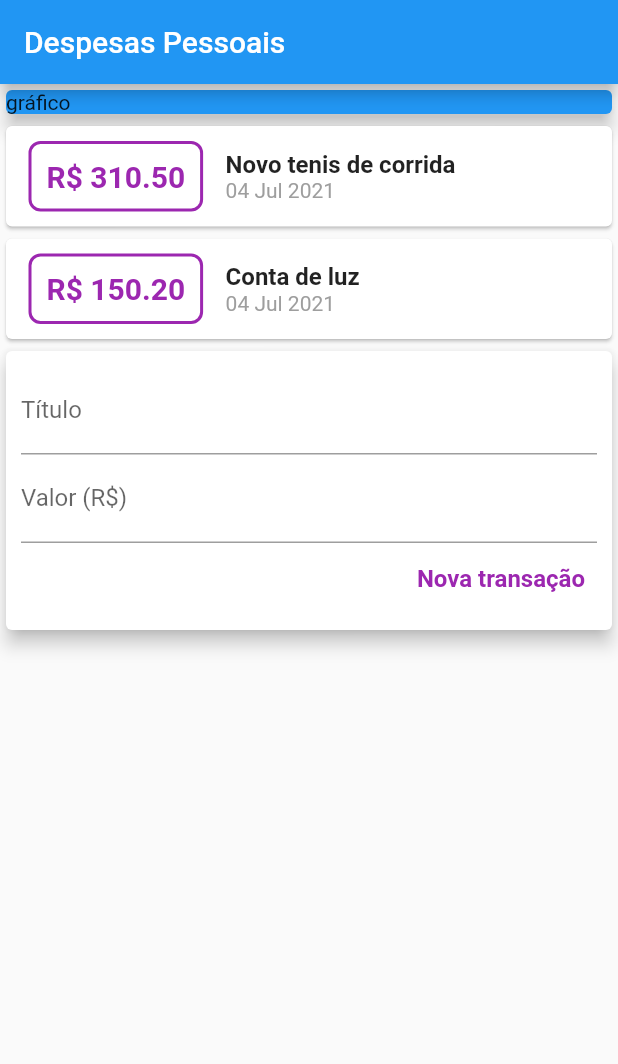
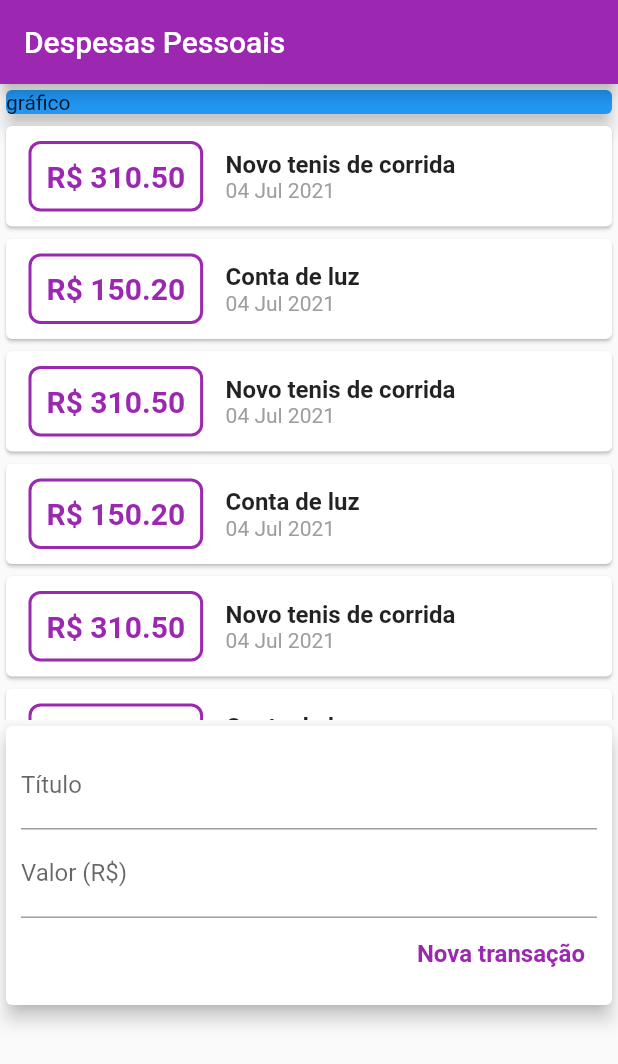
Before and after one commit to carlosfeliciojr/despesas_pessoais, a Flutter app: the screen it shows after launch, after a tap on "Nova transação", on a phone screen of 412 x 824 dp. Shown: the top 1064 px of the screen. Run offline on Flutter 3.47's test engine with Material 2 defaults, Android fonts, the phone set to English and light mode, and no system bars.

Commit message:
:rocket: perf: added ListView.builder for best performance in lists with unknow leght.

```diff
--- a/lib/components/transaction_form.dart
+++ b/lib/components/transaction_form.dart
@@ -3,8 +3,9 @@ import 'package:flutter/material.dart';
 class TransactionForm extends StatelessWidget {
   final titleController = TextEditingController();
   final valueController = TextEditingController();
+  final void Function(String, double) onSubmit;
 
-  TransactionForm({Key? key}) : super(key: key);
+  TransactionForm({Key? key, required this.onSubmit}) : super(key: key);
 
   @override
   Widget build(BuildContext context) {
@@ -31,8 +32,9 @@ class TransactionForm extends StatelessWidget {
               children: [
                 TextButton(
                   onPressed: () {
-                    print(titleController.text);
-                    print(valueController.text);
+                    final title = titleController.text;
+                    final value = double.tryParse(valueController.text) ?? 0.0;
+                    onSubmit(title, value);
                   },
                   child: Text(
                     'Nova transação',
--- a/lib/components/transaction_list.dart
+++ b/lib/components/transaction_list.dart
@@ -10,8 +10,12 @@ class TransactionList extends StatelessWidget {
 
   @override
   Widget build(BuildContext context) {
-    return Column(
-      children: transactions.map((transaction) {
+    return Container(
+      height: 400,
+      child: ListView.builder(
+        itemCount: transactions.length,
+        itemBuilder: (context, index) {
+          final transaction = transactions[index];
           return Card(
               child: Row(
             children: [
@@ -51,7 +55,8 @@ class TransactionList extends StatelessWidget {
               ),
             ],
           ));
-      }).toList(),
+        },
+      ),
     );
   }
 }
--- a/lib/components/transaction_user.dart
+++ b/lib/components/transaction_user.dart
@@ -1,3 +1,5 @@
+import 'dart:math';
+
 import 'package:despesas_pessoais/components/transaction_form.dart';
 import 'package:despesas_pessoais/components/transaction_list.dart';
 import 'package:despesas_pessoais/models/transaction.dart';
@@ -11,7 +13,7 @@ class TransactionUser extends StatefulWidget {
 }
 
 class _TransactionUserState extends State<TransactionUser> {
-  final transactions = [
+  final _transactions = [
     Transaction(
         title: 'Novo tenis de corrida',
         value: 310.50,
@@ -22,15 +24,96 @@ class _TransactionUserState extends State<TransactionUser> {
       value: 150.20,
       date: DateTime.now(),
       id: 't2',
-    )
+    ),
+    Transaction(
+        title: 'Novo tenis de corrida',
+        value: 310.50,
+        date: DateTime.now(),
+        id: 't1'),
+    Transaction(
+      title: 'Conta de luz',
+      value: 150.20,
+      date: DateTime.now(),
+      id: 't2',
+    ),
+    Transaction(
+        title: 'Novo tenis de corrida',
+        value: 310.50,
+        date: DateTime.now(),
+        id: 't1'),
+    Transaction(
+      title: 'Conta de luz',
+      value: 150.20,
+      date: DateTime.now(),
+      id: 't2',
+    ),
+    Transaction(
+        title: 'Novo tenis de corrida',
+        value: 310.50,
+        date: DateTime.now(),
+        id: 't1'),
+    Transaction(
+      title: 'Conta de luz',
+      value: 150.20,
+      date: DateTime.now(),
+      id: 't2',
+    ),
+    Transaction(
+        title: 'Novo tenis de corrida',
+        value: 310.50,
+        date: DateTime.now(),
+        id: 't1'),
+    Transaction(
+      title: 'Conta de luz',
+      value: 150.20,
+      date: DateTime.now(),
+      id: 't2',
+    ),
+    Transaction(
+        title: 'Novo tenis de corrida',
+        value: 310.50,
+        date: DateTime.now(),
+        id: 't1'),
+    Transaction(
+      title: 'Conta de luz',
+      value: 150.20,
+      date: DateTime.now(),
+      id: 't2',
+    ),
+    Transaction(
+        title: 'Novo tenis de corrida',
+        value: 310.50,
+        date: DateTime.now(),
+        id: 't1'),
+    Transaction(
+      title: 'Conta de luz',
+      value: 150.20,
+      date: DateTime.now(),
+      id: 't2',
+    ),
   ];
+
+  addTransation(String title, double value) {
+    final newTransaction = Transaction(
+      id: Random().nextDouble().toString(),
+      title: title,
+      value: value,
+      date: DateTime.now(),
+    );
+
+    setState(() {
+      _transactions.add(newTransaction);
+    });
+  }
 
   @override
   Widget build(BuildContext context) {
     return Column(
       children: [
-        TransactionList(transactions: transactions),
-        TransactionForm()
+        TransactionList(transactions: _transactions),
+        TransactionForm(
+          onSubmit: addTransation,
+        )
       ],
     );
   }
--- a/lib/main.dart
+++ b/lib/main.dart
@@ -21,9 +21,11 @@ class HomePage extends StatelessWidget {
   Widget build(BuildContext context) {
     return Scaffold(
       appBar: AppBar(
+        backgroundColor: Colors.purple,
         title: Text('Despesas Pessoais'),
       ),
-      body: Column(
+      body: SingleChildScrollView(
+        child: Column(
           mainAxisAlignment: MainAxisAlignment.start,
           crossAxisAlignment: CrossAxisAlignment.stretch,
           children: [
@@ -37,6 +39,7 @@ class HomePage extends StatelessWidget {
             TransactionUser()
           ],
         ),
+      ),
     );
   }
 }
```
Lines whose indentation alone changed are shown as unchanged.
